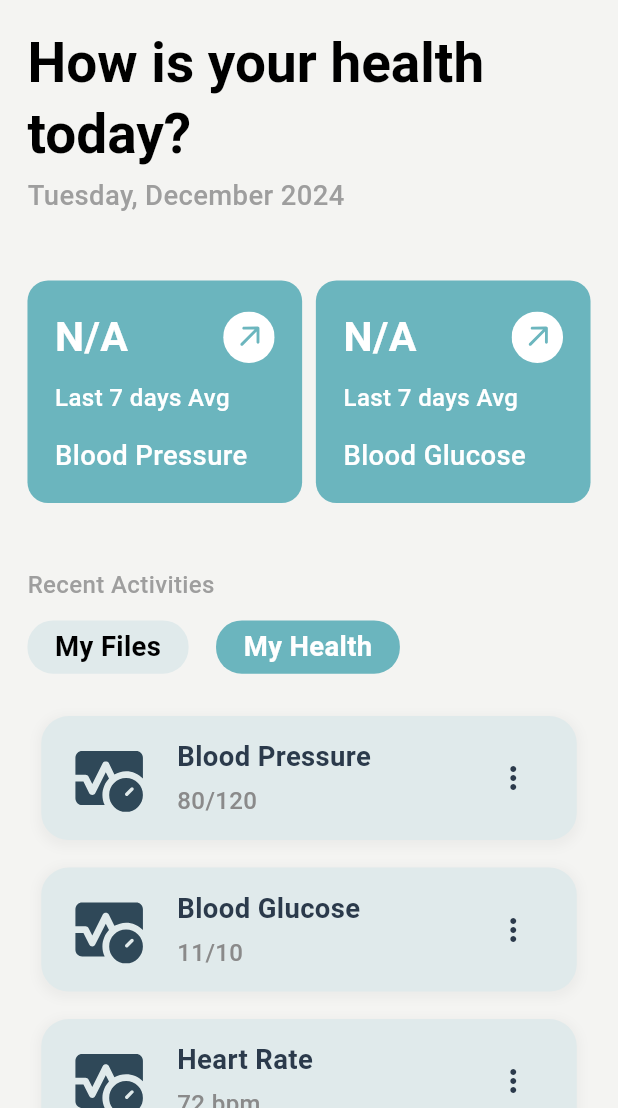
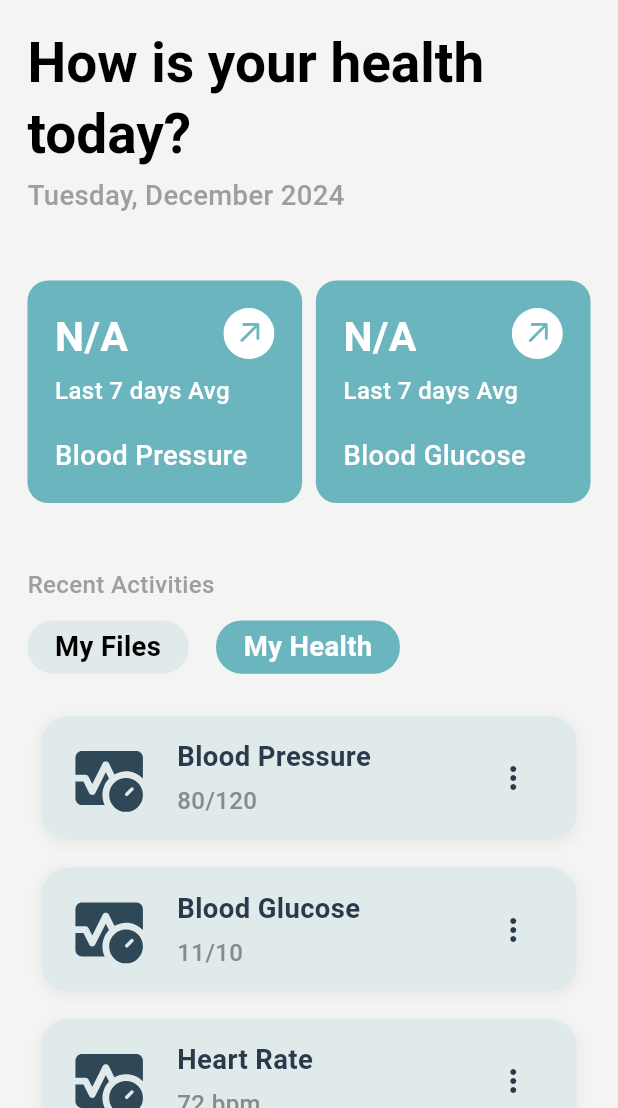
Before and after one commit to mehedidevs/nirvar, a Flutter app: the HomeScreen screen opened by its route, after a tap on "My Health", on a phone screen of 412 x 824 dp, the part 128-1236 px from its top. Run offline on Flutter 3.47's test engine with Material 3 defaults, Android fonts, the phone set to English and light mode, and no system bars; our stand-ins replace another_flushbar, awesome_notifications, dartz, device_info_plus, dio, dotted_border and 23 more; missing offline and left inert: dart:ffi, fl_downloader, google_mlkit_text_recognition; accounts and stored records are empty; generated files the repository leaves out were written again; network calls fail.

Commit message:
work on the Edit Profile Screen and refresh is done properly
Work on the folder details screen state management is done nicely

Work on the State Management is done nicely along with other works in the Status Screen

Work on the delete issues is done nicely

Work on the Account Switching is done nicely
Work On the Local Notification is done
Work On the FCM is done
Notification routing is done also
Work on the Notification UI is done also

Work on the Route is going on to avoid the system back button

Data Deletion policy is implemented

Work on the User Profile is done nicely
Along with ProfilePicture

Work on the App theme is also done

```diff
--- a/lib/app.dart
+++ b/lib/app.dart
@@ -2,6 +2,8 @@ import 'package:flutter/material.dart';
 import 'package:flutter_bloc/flutter_bloc.dart';
 import 'package:flutter_screenutil/flutter_screenutil.dart';
 import 'package:nirvar/bloc/account_holder/account_holder_bloc.dart';
+import 'package:nirvar/bloc/blood_pressure_average_last_seven_days/blood_pressure_average_last_seven_days_bloc.dart';
+import 'package:nirvar/bloc/glucose_average_last_seven_days/glucose_average_last_seven_days_bloc.dart';
 import 'package:nirvar/bloc/health_status_notification/health_status_notification_bloc.dart';
 import 'package:nirvar/bloc/logout/logout_bloc.dart';
 import 'package:nirvar/bloc/patient_files/patient_files_bloc.dart';
@@ -34,6 +36,8 @@ class NirvarApp extends StatelessWidget {
             BlocProvider(create: (context) => sl<PatientFileBloc>()),
             BlocProvider(create: (context) => sl<AccountHolderBloc>()),
             BlocProvider(create: (context) => sl<HealthStatusNotificationBloc>()),
+            BlocProvider(create: (context) => sl<GlucoseAverageLastSevenDaysBloc>()),
+            BlocProvider(create: (context) => sl<BloodPressureAverageLastSevenDaysBloc>()),
           ],
           child: MaterialApp(
             debugShowCheckedModeBanner: false,
--- /dev/null
+++ b/lib/bloc/blood_pressure_average_last_seven_days/blood_pressure_average_last_seven_days_bloc.dart
@@ -0,0 +1,55 @@
+import 'dart:async';
+
+import 'package:equatable/equatable.dart';
+import 'package:flutter_bloc/flutter_bloc.dart';
+import 'package:nirvar/repository/blood_pressure/blood_pressure_repository.dart';
+import '../../models/blood_pressure_last_seven_days/blood_pressure_history_for_last_7_days.dart';
+
+part 'blood_pressure_average_last_seven_days_event.dart';
+part 'blood_pressure_average_last_seven_days_state.dart';
+
+class BloodPressureAverageLastSevenDaysBloc extends Bloc<BloodPressureAverageLastSevenDaysEvent, BloodPressureAverageLastSevenDaysState> {
+  final BloodPressureRepository repository;
+
+  BloodPressureAverageLastSevenDaysBloc({required this.repository})
+      : super(const BloodPressureAverageLastSevenDaysState()) {
+    on<GetBloodPressureAverageLastSevenDaysFromApi>(_onGettingBloodPressureAverage);
+    on<RefreshBloodPressureAverageLastSevenDays>(_onRefreshingBloodPressureAverage);
+  }
+
+  Future<void> _fetchBloodPressureAverage(
+      Emitter<BloodPressureAverageLastSevenDaysState> emit,
+      BloodPressureAverageLastSevenDaysStatus status) async {
+    emit(state.copyWith(status: status));
+
+    try {
+      final result = await repository.getBloodPressureOfLast7Days();
+      result.fold(
+            (failure) => emit(state.copyWith(
+            status: BloodPressureAverageLastSevenDaysStatus.failure,
+            errorMessage: failure.message)),
+            (response) => emit(state.copyWith(
+            status: BloodPressureAverageLastSevenDaysStatus.success,
+            bloodPressureHistoryForLast7Days: response)),
+      );
+    } catch (e) {
+      emit(state.copyWith(
+          status: BloodPressureAverageLastSevenDaysStatus.failure,
+          errorMessage: e.toString()));
+    }
+  }
+
+  FutureOr<void> _onGettingBloodPressureAverage(
+      GetBloodPressureAverageLastSevenDaysFromApi event,
+      Emitter<BloodPressureAverageLastSevenDaysState> emit) {
+    return _fetchBloodPressureAverage(
+        emit, BloodPressureAverageLastSevenDaysStatus.loading);
+  }
+
+  FutureOr<void> _onRefreshingBloodPressureAverage(
+      RefreshBloodPressureAverageLastSevenDays event,
+      Emitter<BloodPressureAverageLastSevenDaysState> emit) {
+    return _fetchBloodPressureAverage(
+        emit, BloodPressureAverageLastSevenDaysStatus.refreshing);
+  }
+}
--- /dev/null
+++ b/lib/bloc/blood_pressure_average_last_seven_days/blood_pressure_average_last_seven_days_event.dart
@@ -0,0 +1,10 @@
+part of 'blood_pressure_average_last_seven_days_bloc.dart';
+
+
+sealed class BloodPressureAverageLastSevenDaysEvent extends Equatable{
+  @override
+  List<Object?> get props => [];
+}
+
+final class GetBloodPressureAverageLastSevenDaysFromApi extends BloodPressureAverageLastSevenDaysEvent{}
+final class RefreshBloodPressureAverageLastSevenDays extends BloodPressureAverageLastSevenDaysEvent{}
--- /dev/null
+++ b/lib/bloc/blood_pressure_average_last_seven_days/blood_pressure_average_last_seven_days_state.dart
@@ -0,0 +1,39 @@
+part of 'blood_pressure_average_last_seven_days_bloc.dart';
+
+enum BloodPressureAverageLastSevenDaysStatus {
+  initial,
+  loading,
+  refreshing,
+  success,
+  failure
+}
+
+final class BloodPressureAverageLastSevenDaysState extends Equatable {
+  final BloodPressureAverageLastSevenDaysStatus status;
+  final BloodPressureHistoryForLast7Days bloodPressureHistoryForLast7Days;
+  final String errorMessage;
+
+  const BloodPressureAverageLastSevenDaysState({
+    this.status = BloodPressureAverageLastSevenDaysStatus.initial,
+    this.bloodPressureHistoryForLast7Days =
+        const BloodPressureHistoryForLast7Days(),
+    this.errorMessage = '',
+  });
+
+  BloodPressureAverageLastSevenDaysState copyWith({
+    BloodPressureAverageLastSevenDaysStatus? status,
+    BloodPressureHistoryForLast7Days? bloodPressureHistoryForLast7Days,
+    String? errorMessage,
+  }) {
+    return BloodPressureAverageLastSevenDaysState(
+      status: status ?? this.status,
+      bloodPressureHistoryForLast7Days: bloodPressureHistoryForLast7Days ??
+          this.bloodPressureHistoryForLast7Days,
+      errorMessage: errorMessage ?? this.errorMessage,
+    );
+  }
+
+  @override
+  List<Object?> get props =>
+      [status, bloodPressureHistoryForLast7Days, errorMessage];
+}
--- /dev/null
+++ b/lib/bloc/glucose_average_last_seven_days/glucose_average_last_seven_days_bloc.dart
@@ -0,0 +1,60 @@
+
+import 'dart:async';
+
+import 'package:equatable/equatable.dart';
+import 'package:flutter_bloc/flutter_bloc.dart';
+
+import '../../models/glucose_level_last_seven_days/glucose_level_for_past_seven_days.dart';
+import '../../repository/diabetes/diabetes_repository.dart';
+
+part 'glucose_average_last_seven_days_event.dart';
+part 'glucose_average_last_seven_days_state.dart';
+
+class GlucoseAverageLastSevenDaysBloc extends Bloc<GlucoseAverageLastSevenDaysEvent,GlucoseAverageLastSevenDaysState>{
+  final DiabetesRepository repository;
+
+  GlucoseAverageLastSevenDaysBloc({required this.repository}) : super(const GlucoseAverageLastSevenDaysState()){
+    on<GetGlucoseAverageLastSevenDaysFromApi>(_onGettingGlucoseAverage);
+    on<RefreshGlucoseAverageLastSevenDays>(_onRefreshingGlucoseAverage);
+  }
+
+  FutureOr<void> _onGettingGlucoseAverage(GetGlucoseAverageLastSevenDaysFromApi event, Emitter<GlucoseAverageLastSevenDaysState> emit) async {
+    emit(state.copyWith(status: GlucoseAverageLastSevenDaysStatus.loading));
+
+    try{
+
+      final glucoseLevel  = await repository.getBloodGlucoseOfLast7Days();
+
+      glucoseLevel.fold(
+            (failure) => emit(state.copyWith(
+            status: GlucoseAverageLastSevenDaysStatus.failure, errorMessage: failure.message)),
+            (response) => emit( state.copyWith(
+            status: GlucoseAverageLastSevenDaysStatus.success, glucoseLevelForPastSevenDays: response)),
+      );
+
+    }catch (e) {
+      emit(state.copyWith(
+          status: GlucoseAverageLastSevenDaysStatus.failure, errorMessage: e.toString()));
+    }
+  }
+
+  FutureOr<void> _onRefreshingGlucoseAverage(RefreshGlucoseAverageLastSevenDays event, Emitter<GlucoseAverageLastSevenDaysState> emit) async {
+    emit(state.copyWith(status: GlucoseAverageLastSevenDaysStatus.refreshing));
+
+    try{
+
+      final glucoseLevel  = await repository.getBloodGlucoseOfLast7Days();
+
+      glucoseLevel.fold(
+            (failure) => emit(state.copyWith(
+            status: GlucoseAverageLastSevenDaysStatus.failure, errorMessage: failure.message)),
+            (response) => emit( state.copyWith(
+            status: GlucoseAverageLastSevenDaysStatus.success, glucoseLevelForPastSevenDays: response)),
+      );
+
+    }catch (e) {
+      emit(state.copyWith(
+          status: GlucoseAverageLastSevenDaysStatus.failure, errorMessage: e.toString()));
+    }
+  }
+}
--- /dev/null
+++ b/lib/bloc/glucose_average_last_seven_days/glucose_average_last_seven_days_event.dart
@@ -0,0 +1,9 @@
+part of 'glucose_average_last_seven_days_bloc.dart';
+
+sealed class GlucoseAverageLastSevenDaysEvent extends Equatable{
+  @override
+  List<Object?> get props => [];
+}
+
+final class GetGlucoseAverageLastSevenDaysFromApi extends GlucoseAverageLastSevenDaysEvent{}
+final class RefreshGlucoseAverageLastSevenDays extends GlucoseAverageLastSevenDaysEvent{}
--- /dev/null
+++ b/lib/bloc/glucose_average_last_seven_days/glucose_average_last_seven_days_state.dart
@@ -0,0 +1,36 @@
+part of 'glucose_average_last_seven_days_bloc.dart';
+
+enum GlucoseAverageLastSevenDaysStatus {
+  initial,
+  loading,
+  refreshing,
+  success,
+  failure
+}
+
+final class GlucoseAverageLastSevenDaysState extends Equatable {
+  final GlucoseAverageLastSevenDaysStatus status;
+  final GlucoseLevelForPastSevenDays glucoseLevelForPastSevenDays;
+  final String errorMessage;
+
+  const GlucoseAverageLastSevenDaysState({
+    this.status = GlucoseAverageLastSevenDaysStatus.initial,
+    this.glucoseLevelForPastSevenDays = const GlucoseLevelForPastSevenDays(),
+    this.errorMessage = '',
+  });
+
+  GlucoseAverageLastSevenDaysState copyWith({
+    GlucoseAverageLastSevenDaysStatus? status,
+    GlucoseLevelForPastSevenDays? glucoseLevelForPastSevenDays,
+    String? errorMessage,
+}){
+    return GlucoseAverageLastSevenDaysState(
+      status: status ?? this.status,
+      glucoseLevelForPastSevenDays: glucoseLevelForPastSevenDays ?? this.glucoseLevelForPastSevenDays,
+      errorMessage: errorMessage ?? this.errorMessage,
+    );
+  }
+
+  @override
+  List<Object?> get props => [status,glucoseLevelForPastSevenDays,errorMessage];
+}
--- a/lib/bloc/user_profile_details/user_profile_details_event.dart
+++ b/lib/bloc/user_profile_details/user_profile_details_event.dart
@@ -6,3 +6,4 @@ sealed class UserProfileDetailsEvent extends Equatable{
 }
 
 final class GetUserProfileDetailsFromApi extends UserProfileDetailsEvent{}
+final class RefreshUserProfileDetails extends UserProfileDetailsEvent{}
--- /dev/null
+++ b/lib/screens/main/home/components/blood_glucose_card.dart
@@ -0,0 +1,62 @@
+import 'package:flutter/material.dart';
+import 'package:flutter_bloc/flutter_bloc.dart';
+import 'package:flutter_screenutil/flutter_screenutil.dart';
+import 'package:nirvar/bloc/glucose_average_last_seven_days/glucose_average_last_seven_days_bloc.dart';
+import 'package:nirvar/models/glucose_level_last_seven_days/glucose_level_for_past_seven_days.dart';
+
+import '../../../widgets/custom_chasing_dots.dart';
+import '../../../widgets/health_card.dart';
+
+class BloodGlucoseCard extends StatefulWidget {
+  const BloodGlucoseCard({super.key});
+
+  @override
+  State<BloodGlucoseCard> createState() => _BloodGlucoseCardState();
+}
+
+class _BloodGlucoseCardState extends State<BloodGlucoseCard> {
+  @override
+  void initState() {
+    super.initState();
+    context
+        .read<GlucoseAverageLastSevenDaysBloc>()
+        .add(GetGlucoseAverageLastSevenDaysFromApi());
+  }
+
+  @override
+  Widget build(BuildContext context) {
+    return BlocBuilder<GlucoseAverageLastSevenDaysBloc,
+        GlucoseAverageLastSevenDaysState>(
+      builder: (context, state) {
+        return switch(state.status){
+          GlucoseAverageLastSevenDaysStatus.initial => _defaultHealthCard(),
+          GlucoseAverageLastSevenDaysStatus.loading => Center(child: CustomChasingDots(size: 50.sp)),
+          GlucoseAverageLastSevenDaysStatus.refreshing => _successHealthCard(state.glucoseLevelForPastSevenDays),
+          GlucoseAverageLastSevenDaysStatus.success => _successHealthCard(state.glucoseLevelForPastSevenDays),
+          GlucoseAverageLastSevenDaysStatus.failure => _defaultHealthCard(),
+        };
+      },
+    );
+  }
+
+  Widget _defaultHealthCard(){
+    return HealthCard(
+      value: 'N/A',
+      average: 'Last 7 days Avg',
+      label: 'Blood Glucose',
+      onPressed: () {},
+    );
+  }
+
+  Widget _successHealthCard(GlucoseLevelForPastSevenDays glucoseLevelForPastSevenDays){
+    String glucoseLevel =
+    (glucoseLevelForPastSevenDays.avgLevel != null) ? glucoseLevelForPastSevenDays.avgLevel.toString() : 'N/A';
+    return HealthCard(
+      value: '$glucoseLevel/10',
+      average: 'Last 7 days Avg',
+      label: 'Blood Glucose',
+      onPressed: () {},
+    );
+
+  }
+}
--- /dev/null
+++ b/lib/screens/main/home/components/blood_pressure_card.dart
@@ -0,0 +1,63 @@
+import 'package:flutter/material.dart';
+import 'package:flutter_bloc/flutter_bloc.dart';
+import 'package:flutter_screenutil/flutter_screenutil.dart';
+import 'package:nirvar/bloc/blood_pressure_average_last_seven_days/blood_pressure_average_last_seven_days_bloc.dart';
+import 'package:nirvar/models/blood_pressure_last_seven_days/blood_pressure_history_for_last_7_days.dart';
+
+import '../../../widgets/custom_chasing_dots.dart';
+import '../../../widgets/health_card.dart';
+
+class BloodPressureCard extends StatefulWidget {
+  const BloodPressureCard({super.key});
+
+  @override
+  State<BloodPressureCard> createState() => _BloodPressureCardState();
+}
+
+class _BloodPressureCardState extends State<BloodPressureCard> {
+
+  @override
+  void initState() {
+    super.initState();
+    context.read<BloodPressureAverageLastSevenDaysBloc>().add(GetBloodPressureAverageLastSevenDaysFromApi());
+  }
+
+  @override
+  Widget build(BuildContext context) {
+    return BlocBuilder<BloodPressureAverageLastSevenDaysBloc,BloodPressureAverageLastSevenDaysState>(builder: (context,state){
+      return switch(state.status){
+        BloodPressureAverageLastSevenDaysStatus.initial =>_defaultHealthCard(),
+        BloodPressureAverageLastSevenDaysStatus.loading => Center(child: CustomChasingDots(size: 50.sp)),
+        BloodPressureAverageLastSevenDaysStatus.refreshing => _successHealthCard(state.bloodPressureHistoryForLast7Days),
+        BloodPressureAverageLastSevenDaysStatus.success => _successHealthCard(state.bloodPressureHistoryForLast7Days),
+        BloodPressureAverageLastSevenDaysStatus.failure => _defaultHealthCard(),
+      };
+    });
+  }
+
+  Widget _defaultHealthCard(){
+    return HealthCard(
+      value: 'N/A',
+      average: 'Last 7 days Avg',
+      label: 'Blood Pressure',
+      onPressed: () {
+        // Define the action when the button is pressed
+      },
+    );
+  }
+
+  Widget _successHealthCard(BloodPressureHistoryForLast7Days bloodPressureHistoryForLast7Days){
+    final systole = (bloodPressureHistoryForLast7Days.avgSystolic ?? 0) > 0
+        ? bloodPressureHistoryForLast7Days.avgSystolic.toString()
+        : 'N/A';
+    final diastole = (bloodPressureHistoryForLast7Days.avgDiastolic ?? 0) > 0
+        ? bloodPressureHistoryForLast7Days.avgDiastolic.toString()
+        : '';
+    return HealthCard(
+      value: '$systole/$diastole',
+      average: 'Last 7 days Avg',
+      label: 'Blood Pressure',
+      onPressed: () {},
+    );
+  }
+}
--- a/lib/screens/main/status/graph/blood_glucose/blood_glucose_input.dart
+++ b/lib/screens/main/status/graph/blood_glucose/blood_glucose_input.dart
@@ -1,5 +1,8 @@
 import 'package:flutter/material.dart';
+import 'package:flutter_bloc/flutter_bloc.dart';
 import 'package:flutter_screenutil/flutter_screenutil.dart';
+import 'package:nirvar/app.dart';
+import 'package:nirvar/bloc/glucose_average_last_seven_days/glucose_average_last_seven_days_bloc.dart';
 import 'package:nirvar/repository/diabetes/diabetes_repository.dart';
 import 'package:nirvar/screens/utils/helper.dart';
 import 'package:nirvar/screens/widgets/custom_chasing_dots.dart';
@@ -117,6 +120,7 @@ class _BloodGlucoseInputState extends State<BloodGlucoseInput> {
                                 setState(() {
                                   _isLoading = false;
                                 });
+                                context.read<GlucoseAverageLastSevenDaysBloc>().add(RefreshGlucoseAverageLastSevenDays());
                                 context.flushBarSuccessMessage(message: success);
                               },
                             );
--- a/lib/screens/main/status/graph/blood_pressure/blood_pressure_input.dart
+++ b/lib/screens/main/status/graph/blood_pressure/blood_pressure_input.dart
@@ -1,5 +1,8 @@
 import 'package:flutter/material.dart';
+import 'package:flutter_bloc/flutter_bloc.dart';
 import 'package:flutter_screenutil/flutter_screenutil.dart';
+import 'package:nirvar/app.dart';
+import 'package:nirvar/bloc/blood_pressure_average_last_seven_days/blood_pressure_average_last_seven_days_bloc.dart';
 import 'package:nirvar/repository/blood_pressure/blood_pressure_repository.dart';
 import 'package:nirvar/screens/utils/app_colors.dart';
 import 'package:nirvar/screens/utils/assets_path.dart';
@@ -137,6 +140,7 @@ class _BloodPressureInputState extends State<BloodPressureInput> {
                               setState(() {
                                 _isLoading = false;
                               });
+                              context.read<BloodPressureAverageLastSevenDaysBloc>().add(RefreshBloodPressureAverageLastSevenDays());
                               context.flushBarSuccessMessage(message: success);
                             },);
                           }
--- a/lib/screens/main/status/stats_screen.dart
+++ b/lib/screens/main/status/stats_screen.dart
@@ -57,6 +57,8 @@ class _StatsScreenState extends State<StatsScreen> {
                 SizedBox(height: 8.h),
                 _headerSection(context),
                 SizedBox(height: 16.h),
+
+                //BloodPressure Average of Today
                 Material(
                   child: InkWell(
                       onTap: _showBpGraph,
@@ -64,9 +66,12 @@ class _StatsScreenState extends State<StatsScreen> {
                   ),
                 ),
                 SizedBox(height: 16.h),
+
                 Row(
                   mainAxisAlignment: MainAxisAlignment.spaceBetween,
                   children: [
+
+                    //Diabetes Average of Today
                     Material(
                       color: Colors.transparent,
                       child: InkWell(
--- a/lib/screens/widgets/health_card.dart
+++ b/lib/screens/widgets/health_card.dart
@@ -10,7 +10,8 @@ class HealthCard extends StatelessWidget {
   final String label;
   final VoidCallback onPressed;
 
-  const HealthCard({super.key,
+  const HealthCard({
+    super.key,
     required this.value,
     required this.average,
     required this.label,
@@ -19,38 +20,35 @@ class HealthCard extends StatelessWidget {
 
   @override
   Widget build(BuildContext context) {
-    return Container(
-      constraints: BoxConstraints(
-        minHeight: 0.18.sh,
-        maxHeight: 0.18.sh,
-      ),
-      padding: EdgeInsets.all(16.w),
+    const double kCardPadding = 16.0;
+    const double kCardRadius = 12.0;
+
+    return SizedBox(
+      height: 0.18.sh,
+      child: Container(
+        padding: EdgeInsets.all(kCardPadding.w),
         decoration: BoxDecoration(
           color: AppColors.primary,
-          borderRadius: BorderRadius.circular(12.r),
-          shape: BoxShape.rectangle),
-      child: Column(
-        crossAxisAlignment: CrossAxisAlignment.start,
-        mainAxisSize: MainAxisSize.min,
-        children: [
-          Row(
-            mainAxisSize: MainAxisSize.min,
-            children: [
-              Expanded(
+          borderRadius: BorderRadius.circular(kCardRadius.r),
+        ),
         child: Column(
           crossAxisAlignment: CrossAxisAlignment.start,
           children: [
-                    Row(
+            Flexible(
+              child: Row(
                 mainAxisAlignment: MainAxisAlignment.spaceBetween,
                 children: [
-                        Text(
+                  Flexible(
+                    child: Text(
                       value,
                       style: TextStyle(
                         fontSize: 24.sp,
                         color: Colors.white,
-                              fontWeight: FontWeight.bold),
+                        fontWeight: FontWeight.bold,
+                      ),
                       overflow: TextOverflow.ellipsis,
                       maxLines: 1,
+                    ),
                   ),
                   SizedBox(width: 8.w),
                   InkWell(
@@ -59,27 +57,29 @@ class HealthCard extends StatelessWidget {
                       AssetsPath.gotoSvg,
                       height: 30.h,
                       width: 30.w,
+                      placeholderBuilder: (context) => Icon(
+                        Icons.error,
+                        size: 30.w,
+                        color: Colors.red,
+                      ),
                     ),
                   ),
                 ],
+              ),
             ),
             SizedBox(height: 8.h),
             Text(
               average,
               style: TextStyle(fontSize: 14.sp, color: Colors.white),
             ),
-                  ],
-                ),
-              ),
-            ],
-          ),
-          const Spacer(),
+            SizedBox(height: 16.h),
             Text(
               label,
               style: TextStyle(fontSize: 16.sp, color: Colors.white),
             ),
           ],
         ),
+      ),
     );
   }
 }
```
Also changed, not shown: lib/bloc/user_profile_details/user_profile_details_bloc.dart (+28 -5 lines), lib/injection_container.dart (+8 -0 lines), lib/screens/main/home/home_screen.dart (+4 -101 lines), lib/screens/main/profile/edit_profile_screen.dart (+3 -5 lines). Lines whose indentation alone changed are shown as unchanged.
